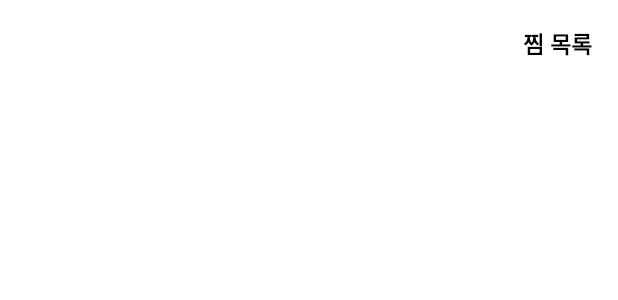
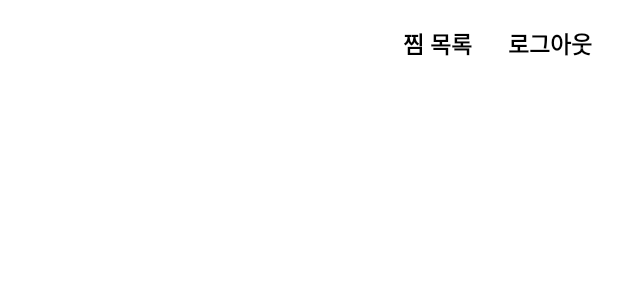
Before and after one commit to JangWoojun/Yogi-Eottae, an Android app: the layout activity_main.xml on its own in the app's theme, with its tools: preview values and no code run, on a phone screen of 412 x 824 dp. Shown: the top 300 px of the screen. Run offline under Robolectric (Android 15) with nearby library versions, the phone set to English and light mode, and no system bars.

Commit message:
2022/09/10 로그인 아웃 버튼 디자인 구현

```diff
--- a/app/src/main/java/com/example/yogi_eottae/MainActivity.kt
+++ b/app/src/main/java/com/example/yogi_eottae/MainActivity.kt
@@ -9,6 +9,8 @@ import android.widget.TextView
 import androidx.recyclerview.widget.GridLayoutManager
 import androidx.recyclerview.widget.LinearLayoutManager
 import androidx.recyclerview.widget.RecyclerView
+import com.google.firebase.auth.ktx.auth
+import com.google.firebase.ktx.Firebase
 
 class MainActivity : AppCompatActivity() {
 
--- a/app/src/main/res/layout/activity_main.xml
+++ b/app/src/main/res/layout/activity_main.xml
@@ -5,6 +5,21 @@
     android:layout_width="match_parent"
     android:layout_height="match_parent"
     tools:context=".MainActivity">
+
+    <TextView
+        android:id="@+id/logout"
+        android:background="@drawable/radius"
+        android:layout_width="wrap_content"
+        android:layout_height="wrap_content"
+        android:text="로그아웃"
+        android:textColor="@color/black"
+        android:textSize="15sp"
+        android:textStyle="bold"
+        android:padding="7dp"
+        android:layout_margin="10sp"
+        android:layout_marginTop="10sp"
+        app:layout_constraintEnd_toEndOf="parent"
+        app:layout_constraintTop_toTopOf="parent" />
 
     <TextView
         android:background="@drawable/radius"
@@ -16,7 +31,8 @@
         android:textSize="15sp"
         android:textColor="@color/black"
         android:textStyle="bold"
-        android:layout_margin="10dp"
+        android:layout_marginTop="10sp"
+        android:layout_marginRight="90sp"
         app:layout_constraintEnd_toEndOf="parent"
         app:layout_constraintTop_toTopOf="parent" />
 
```
